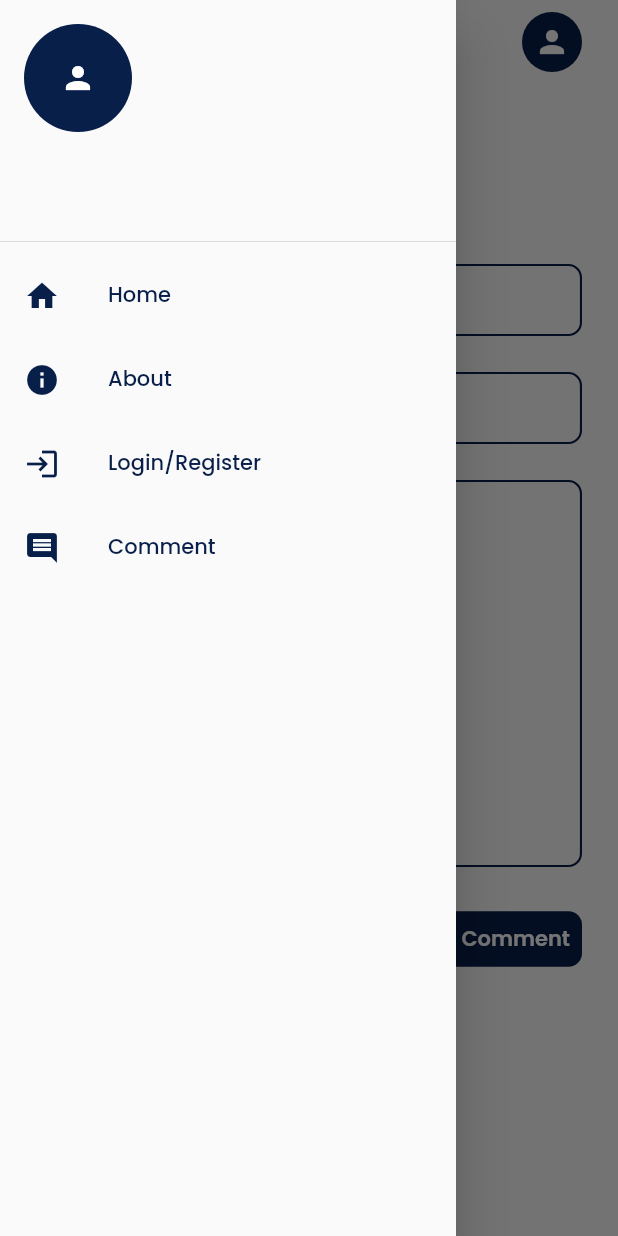
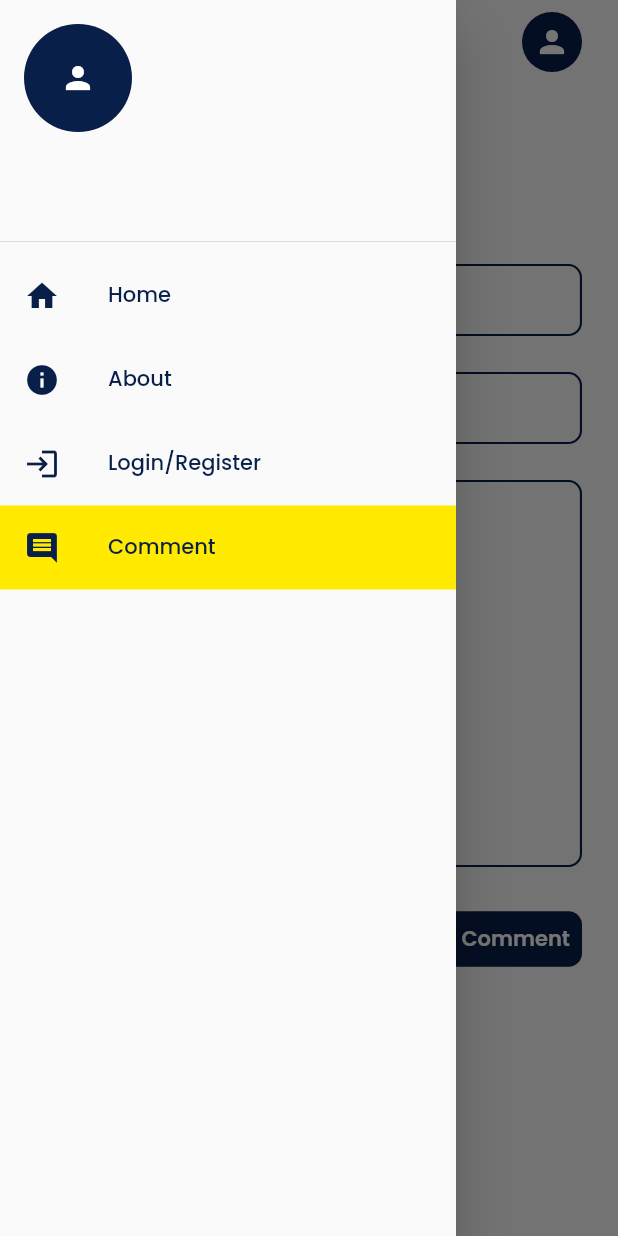
Before and after one commit to Zummit-Africa-Inc/sumry_man_mobile, a Flutter app: the CommentScreen screen opened by its route, with the side drawer open, on a phone screen of 412 x 824 dp. Run offline on Flutter 3.47's test engine with Material 2 defaults, Android fonts, the phone set to English and light mode, and no system bars; our stand-ins replace flutter_riverpod, google_fonts.

Commit message:
final refactor

```diff
--- a/lib/components/drawer.dart
+++ b/lib/components/drawer.dart
@@ -1,27 +1,37 @@
 import 'package:flutter/material.dart';
-import 'package:sumry_app/components/images.dart';
 
-import '../data/models/pair.dart';
+import '../utils/designs/routes.dart';
 import '../utils/res/res_profile.dart';
+import 'images.dart';
 
-class AppDrawer extends StatefulWidget {
+class AppDrawer extends StatelessWidget {
   const AppDrawer({Key? key}) : super(key: key);
 
-  @override
-  State<AppDrawer> createState() => _AppDrawerState();
-}
-
-class _AppDrawerState extends State<AppDrawer> {
-  var selected = 0;
+  static const _items = [
+    [
+      Icons.home,
+      ResDrawer.home,
+      Routes.home,
+    ],
+    [
+      Icons.info,
+      ResDrawer.about,
+      Routes.about,
+    ],
+    [
+      Icons.login,
+      ResDrawer.login,
+      Routes.login,
+    ],
+    [
+      Icons.comment,
+      ResDrawer.comment,
+      Routes.comment,
+    ],
+  ];
 
   @override
   Widget build(BuildContext context) {
-    final items = [
-      Pair(Icons.home, ResDrawer.home),
-      Pair(Icons.info, ResDrawer.about),
-      Pair(Icons.login, ResDrawer.login),
-      Pair(Icons.comment, ResDrawer.comment),
-    ].asMap().entries;
     return Drawer(
       child: Column(
         children: [
@@ -31,12 +41,17 @@ class _AppDrawerState extends State<AppDrawer> {
             currentAccountPicture: UserImage(null),
             decoration: BoxDecoration(color: Colors.transparent),
           ),
-          ...items
+          ..._items
+              .asMap()
+              .entries
               .map(
                 (e) => DrawerItem(
-                  icon: e.value.first,
-                  title: e.value.second,
-                  selected: e.key == selected,
+                  icon: e.value[0] as IconData,
+                  title: e.value[1] as String,
+                  onClick: () {
+                    _navigate(e.value[2] as String, context);
+                  },
+                  selected: _currentRoute(e.value[2] as String, context),
                 ),
               )
               .toList()
@@ -44,19 +59,32 @@ class _AppDrawerState extends State<AppDrawer> {
       ),
     );
   }
+
+  void _navigate(String route, BuildContext context) {
+    final navigator = Navigator.of(context);
+    navigator.pop();
+
+    if (route != ModalRoute.of(context)?.settings.name) {
+      navigator.pushNamed(route);
+    }
+  }
+
+  bool _currentRoute(String route, BuildContext context) {
+    return route == ModalRoute.of(context)?.settings.name;
+  }
 }
 
 class DrawerItem extends StatelessWidget {
   final IconData icon;
   final String title;
-  final Function()? onClicked;
+  final Function()? onClick;
   final bool selected;
 
   const DrawerItem({
     Key? key,
     required this.icon,
     required this.title,
-    this.onClicked,
+    this.onClick,
     required this.selected,
   }) : super(key: key);
 
@@ -64,9 +92,8 @@ class DrawerItem extends StatelessWidget {
   Widget build(BuildContext context) {
     final theme = Theme.of(context);
     return ListTile(
-      selectedColor: theme.colorScheme.secondary,
-      selected: selected,
-      onTap: onClicked,
+      tileColor: selected ? theme.colorScheme.secondary : Colors.transparent,
+      onTap: onClick,
       leading: Icon(
         icon,
         color: theme.colorScheme.primary,
--- a/lib/data/models/pair.dart
+++ /dev/null
@@ -1,6 +0,0 @@
-class Pair<A, B> {
-  final A first;
-  final B second;
-
-  Pair(this.first, this.second);
-}
--- a/lib/screens/about_screen.dart
+++ b/lib/screens/about_screen.dart
@@ -5,6 +5,7 @@ import 'package:sumry_app/components/copyright.dart';
 
 import '../components/app_bar.dart';
 import '../components/buttons.dart';
+import '../components/drawer.dart';
 import '../components/spacers.dart';
 import '../utils/designs/dimens.dart';
 import '../utils/res/res_profile.dart';
@@ -23,6 +24,7 @@ class AboutScreen extends StatelessWidget {
           textColor: theme.colorScheme.primary,
         ),
       ),
+      drawer: const AppDrawer(),
       body: SafeArea(
         child: Padding(
           padding: const EdgeInsets.fromLTRB(sPadding, sPadding, sPadding, 0),
--- a/lib/screens/login_screen.dart
+++ b/lib/screens/login_screen.dart
@@ -3,6 +3,7 @@ import 'package:flutter_riverpod/flutter_riverpod.dart';
 
 import '../components/app_bar.dart';
 import '../components/buttons.dart';
+import '../components/drawer.dart';
 import '../components/input_field.dart';
 import '../components/or.dart';
 import '../components/spacers.dart';
@@ -55,6 +56,7 @@ class _LoginScreenState extends ConsumerState<LoginScreen> {
           ),
         ),
       ),
+      drawer: const AppDrawer(),
       body: SafeArea(
         child: Form(
           key: form,
--- a/lib/screens/splash_screen.dart
+++ b/lib/screens/splash_screen.dart
@@ -17,7 +17,7 @@ class SplashScreen extends StatelessWidget {
       const Duration(seconds: 2),
       () => Navigator.pushReplacementNamed(
         context,
-        Routes.screens,
+        Routes.onboarding,
       ),
     );
     return Scaffold(
@@ -27,7 +27,7 @@ class SplashScreen extends StatelessWidget {
           crossAxisAlignment: CrossAxisAlignment.center,
           children: [
             const Spacer(),
-            Image(
+            const Image(
               image: AssetImage(Assets.sumryLogo),
             ),
             vSpace(sPadding),
--- a/lib/utils/designs/routes.dart
+++ b/lib/utils/designs/routes.dart
@@ -5,7 +5,6 @@ import '../../screens/comment_screen.dart';
 import '../../screens/home_screen.dart';
 import '../../screens/login_screen.dart';
 import '../../screens/onboarding_screen.dart';
-import '../../screens/screens.dart';
 import '../../screens/splash_screen.dart';
 
 class Routes {
@@ -14,10 +13,8 @@ class Routes {
   static const String about = "/about";
   static const String home = "/home";
   static const String login = "/login";
-  static const String signup = "/signup";
   static const String onboarding = "/welcome";
   static const String comment = "/comment";
-  static const String screens = "/screens";
   static const String splash = "/";
 
   static Map<String, Widget Function(BuildContext)> routes = {
@@ -27,6 +24,5 @@ class Routes {
     login: (context) => const LoginScreen(),
     comment: (context) => const CommentScreen(),
     splash: (context) => const SplashScreen(),
-    screens: (context) => const Screens(),
   };
 }
```
Also changed, not shown: lib/screens/screens.dart (deleted, +0 -38 lines).
